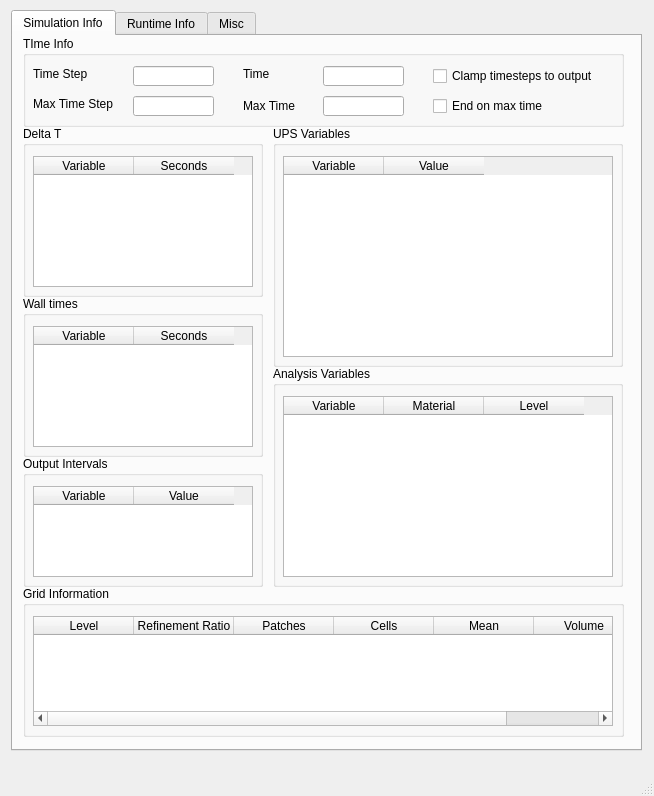
Before: the Qt Designer form src/VisIt/libsim/uintah.ui in Uintah/Uintah, drawn with Qt 5.
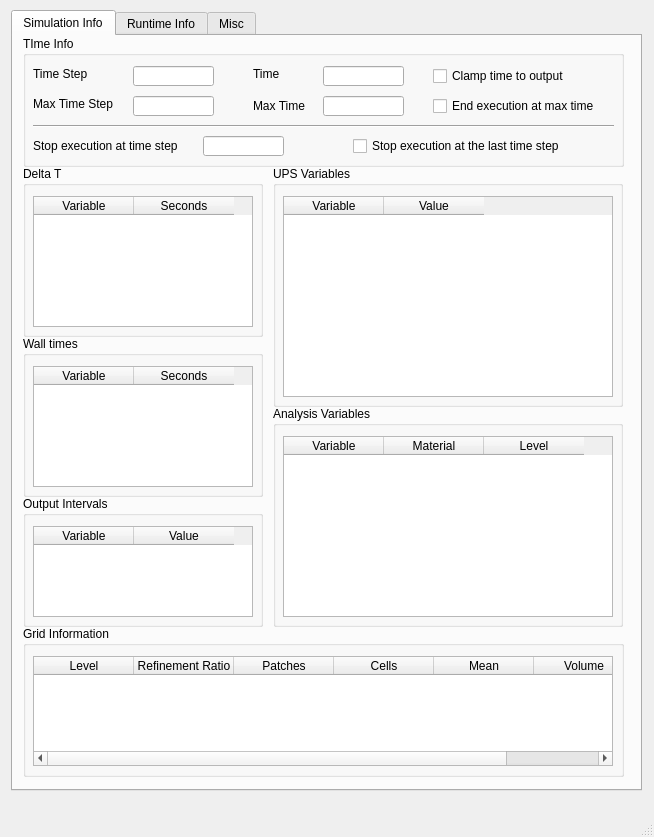
After: the same form once the commit is applied.

Commit message: changed the GUI and updated it for new var names

Patch:
```diff
--- a/src/VisIt/libsim/uintah.ui
+++ b/src/VisIt/libsim/uintah.ui
@@ -7,7 +7,7 @@
     <x>0</x>
     <y>0</y>
     <width>654</width>
-    <height>796</height>
+    <height>837</height>
    </rect>
   </property>
   <property name="windowTitle">
@@ -20,7 +20,7 @@
       <x>11</x>
       <y>10</y>
       <width>631</width>
-      <height>741</height>
+      <height>781</height>
      </rect>
     </property>
     <property name="currentIndex">
@@ -36,7 +36,7 @@
         <x>10</x>
         <y>0</y>
         <width>601</width>
-        <height>91</height>
+        <height>131</height>
        </rect>
       </property>
       <property name="title">
@@ -55,7 +55,7 @@
       <widget class="QLabel" name="MaxTimeLabel">
        <property name="geometry">
         <rect>
-         <x>220</x>
+         <x>230</x>
          <y>60</y>
          <width>100</width>
          <height>20</height>
@@ -101,7 +101,7 @@
       <widget class="QLabel" name="TimeLabel">
        <property name="geometry">
         <rect>
-         <x>220</x>
+         <x>230</x>
          <y>30</y>
          <width>60</width>
          <height>15</height>
@@ -139,12 +139,12 @@
         <rect>
          <x>410</x>
          <y>60</y>
-         <width>181</width>
+         <width>191</width>
          <height>20</height>
         </rect>
        </property>
        <property name="text">
-        <string>End on max time</string>
+        <string>End execution at max time</string>
        </property>
       </widget>
       <widget class="QCheckBox" name="ClampTimestepsToOutput">
@@ -157,7 +157,56 @@
         </rect>
        </property>
        <property name="text">
-        <string>Clamp timesteps to output</string>
+        <string>Clamp time to output</string>
+       </property>
+      </widget>
+      <widget class="QLabel" name="StopATimeStepLabel">
+       <property name="geometry">
+        <rect>
+         <x>10</x>
+         <y>100</y>
+         <width>170</width>
+         <height>20</height>
+        </rect>
+       </property>
+       <property name="text">
+        <string>Stop execution at time step</string>
+       </property>
+      </widget>
+      <widget class="QLineEdit" name="StopAtTimeStep">
+       <property name="geometry">
+        <rect>
+         <x>180</x>
+         <y>100</y>
+         <width>81</width>
+         <height>20</height>
+        </rect>
+       </property>
+      </widget>
+      <widget class="QCheckBox" name="StopAtLastTimeStep">
+       <property name="geometry">
+        <rect>
+         <x>330</x>
+         <y>100</y>
+         <width>250</width>
+         <height>20</height>
+        </rect>
+       </property>
+       <property name="text">
+        <string>Stop execution at the last time step</string>
+       </property>
+      </widget>
+      <widget class="Line" name="line">
+       <property name="geometry">
+        <rect>
+         <x>10</x>
+         <y>80</y>
+         <width>581</width>
+         <height>20</height>
+        </rect>
+       </property>
+       <property name="orientation">
+        <enum>Qt::Horizontal</enum>
        </property>
       </widget>
      </widget>
@@ -165,7 +214,7 @@
       <property name="geometry">
        <rect>
         <x>10</x>
-        <y>420</y>
+        <y>460</y>
         <width>240</width>
         <height>131</height>
        </rect>
@@ -198,7 +247,7 @@
       <property name="geometry">
        <rect>
         <x>10</x>
-        <y>550</y>
+        <y>590</y>
         <width>601</width>
         <height>151</height>
        </rect>
@@ -251,7 +300,7 @@
       <property name="geometry">
        <rect>
         <x>260</x>
-        <y>330</y>
+        <y>370</y>
         <width>350</width>
         <height>221</height>
        </rect>
@@ -289,7 +338,7 @@
       <property name="geometry">
        <rect>
         <x>260</x>
-        <y>90</y>
+        <y>130</y>
         <width>350</width>
         <height>241</height>
        </rect>
@@ -322,7 +371,7 @@
       <property name="geometry">
        <rect>
         <x>10</x>
-        <y>260</y>
+        <y>300</y>
         <width>240</width>
         <height>161</height>
        </rect>
@@ -355,7 +404,7 @@
       <property name="geometry">
        <rect>
         <x>10</x>
-        <y>90</y>
+        <y>130</y>
         <width>240</width>
         <height>171</height>
        </rect>
@@ -732,55 +781,6 @@
         </column>
        </widget>
       </widget>
-      <widget class="QGroupBox" name="TimeStepGroupBox">
-       <property name="geometry">
-        <rect>
-         <x>10</x>
-         <y>20</y>
-         <width>251</width>
-         <height>101</height>
-        </rect>
-       </property>
-       <property name="title">
-        <string>Time step options</string>
-       </property>
-       <widget class="QCheckBox" name="StopAtLastTimeStep">
-        <property name="geometry">
-         <rect>
-          <x>10</x>
-          <y>70</y>
-          <width>250</width>
-          <height>20</height>
-         </rect>
-        </property>
-        <property name="text">
-         <string>Stop execution at the last time step</string>
-        </property>
-       </widget>
-       <widget class="QLabel" name="StopATimeStepLabel">
-        <property name="geometry">
-         <rect>
-          <x>10</x>
-          <y>30</y>
-          <width>170</width>
-          <height>20</height>
-         </rect>
-        </property>
-        <property name="text">
-         <string>Stop execution at time step</string>
-        </property>
-       </widget>
-       <widget class="QLineEdit" name="StopAtTimeStep">
-        <property name="geometry">
-         <rect>
-          <x>180</x>
-          <y>30</y>
-          <width>60</width>
-          <height>20</height>
-         </rect>
-        </property>
-       </widget>
-      </widget>
      </widget>
      <widget class="QGroupBox" name="StripChartGroupBox">
       <property name="geometry">
```
Left out of the diff: 26 changed lines with no effect on the pictures. The commit also changes 4 other files.
